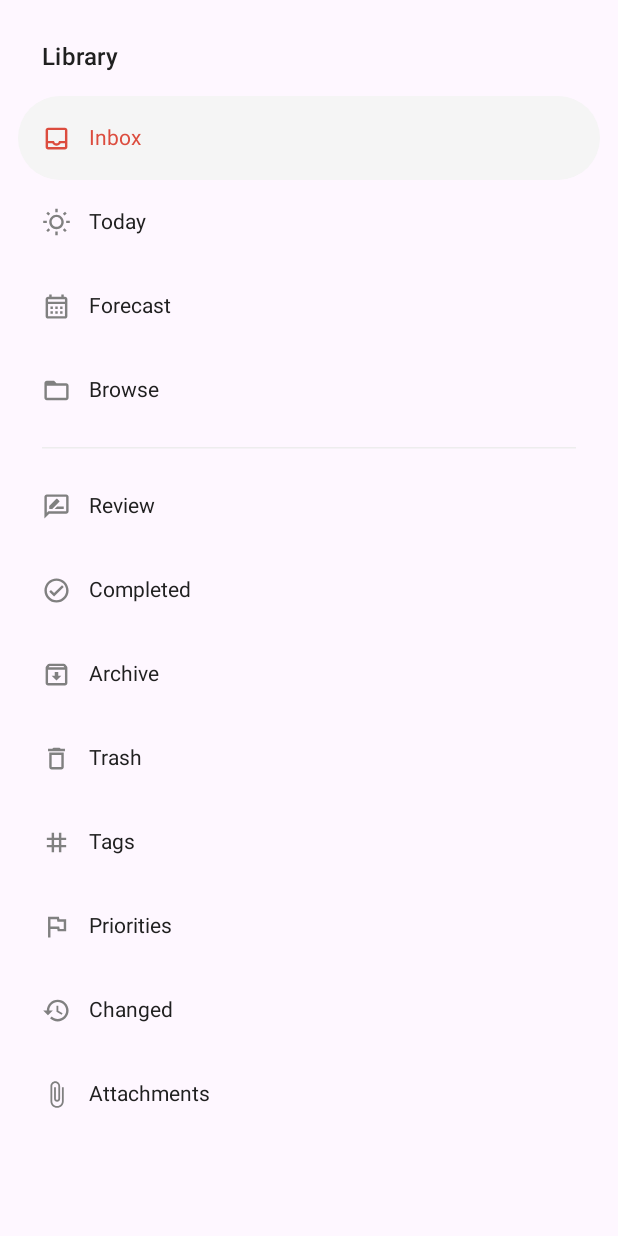
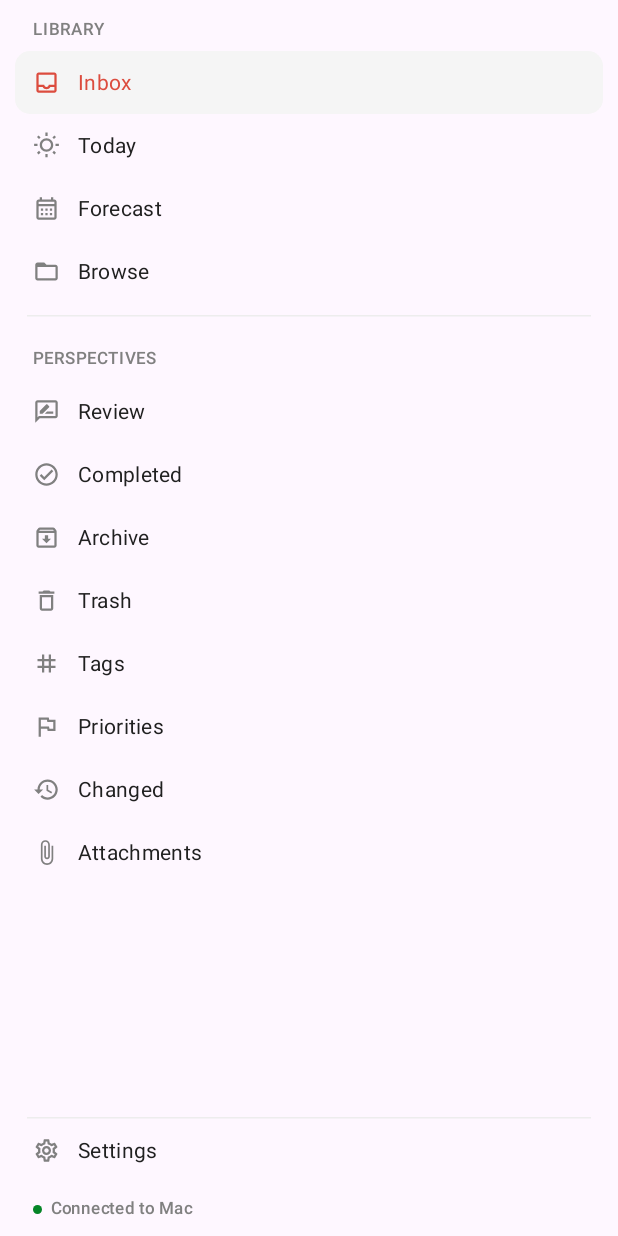
Before and after one commit to Vulkan1125/flowlist, an Android app built with Jetpack Compose: the composable LibraryDrawer shown on its own in the app's theme, on a phone screen of 412 x 824 dp. Run offline under Robolectric (Android 15) with nearby library versions, the phone set to English and light mode, and no system bars.

Commit message:
Match TickTick's header and square the phone drawer
Hamburger and a full search field share the first header row, the
perspective title sits underneath. The drawer is square-edged, starts at
Library without an app-name header, and pins Settings and connection
status to the bottom. Version 0.8.1.

```diff
--- a/android/app/build.gradle.kts
+++ b/android/app/build.gradle.kts
@@ -13,8 +13,8 @@ android {
         applicationId = "dev.flowlist.android"
         minSdk = 26
         targetSdk = 35
-        versionCode = 9
-        versionName = "0.8.0"
+        versionCode = 10
+        versionName = "0.8.1"
     }
 
     val releaseStore = System.getenv("FLOWLIST_ANDROID_STORE")
--- a/android/app/src/main/java/dev/flowlist/android/ui/MainScreen.kt
+++ b/android/app/src/main/java/dev/flowlist/android/ui/MainScreen.kt
@@ -8,12 +8,15 @@ import androidx.compose.foundation.layout.Column
 import androidx.compose.foundation.layout.PaddingValues
 import androidx.compose.foundation.layout.Row
 import androidx.compose.foundation.layout.Spacer
+import androidx.compose.foundation.layout.fillMaxHeight
 import androidx.compose.foundation.layout.fillMaxSize
 import androidx.compose.foundation.layout.fillMaxWidth
 import androidx.compose.foundation.layout.height
 import androidx.compose.foundation.layout.heightIn
+import androidx.compose.foundation.layout.heightIn
 import androidx.compose.foundation.layout.padding
 import androidx.compose.foundation.layout.size
+import androidx.compose.foundation.layout.navigationBarsPadding
 import androidx.compose.foundation.layout.statusBarsPadding
 import androidx.compose.foundation.layout.width
 import androidx.compose.foundation.lazy.LazyColumn
@@ -26,6 +29,7 @@ import androidx.compose.material.icons.outlined.FolderOpen
 import androidx.compose.material.icons.outlined.Inbox
 import androidx.compose.material.icons.outlined.Search
 import androidx.compose.material.icons.outlined.Settings
+import androidx.compose.material.icons.rounded.Close
 import androidx.compose.material.icons.rounded.Menu
 import androidx.compose.material.icons.outlined.WbSunny
 import androidx.compose.material.icons.rounded.Add
@@ -193,9 +197,14 @@ fun MainScreen(
     ModalNavigationDrawer(
         drawerState = drawer,
         drawerContent = {
-            ModalDrawerSheet(drawerContainerColor = colors.background) {
+            ModalDrawerSheet(
+                modifier = Modifier.width(310.dp).fillMaxHeight(),
+                drawerShape = androidx.compose.ui.graphics.RectangleShape,
+                drawerContainerColor = colors.background,
+            ) {
                 LibraryDrawer(
                     tab = tab,
+                    state = state,
                     onTab = { item ->
                         tab = item
                         scope.launch { drawer.close() }
@@ -491,52 +500,115 @@ fun MainScreen(
 @Composable
 private fun LibraryDrawer(
     tab: Tab,
+    state: AppState,
     onTab: (Tab) -> Unit,
     onMore: (MoreView) -> Unit,
 ) {
     val colors = flow
-    Column(modifier = Modifier.statusBarsPadding().padding(vertical = 12.dp)) {
-        Text(
-            text = "Library",
-            style = MaterialTheme.typography.titleMedium,
-            color = colors.ink,
-            modifier = Modifier.padding(horizontal = 28.dp, vertical = 14.dp),
-        )
-        Tab.entries.filter { it != Tab.Settings }.forEach { item ->
-            NavigationDrawerItem(
-                label = { Text(item.label) },
-                icon = { Icon(item.icon, null, modifier = Modifier.size(19.dp)) },
+    Column(
+        modifier = Modifier
+            .fillMaxHeight()
+            .statusBarsPadding()
+            .navigationBarsPadding()
+            .padding(horizontal = 10.dp),
+    ) {
+        DrawerLabel("Library", colors)
+        listOf(Tab.Inbox, Tab.Today, Tab.Forecast, Tab.Browse).forEach { item ->
+            DrawerRow(
+                label = item.label,
+                icon = item.icon,
                 selected = tab == item,
                 onClick = { onTab(item) },
-                modifier = Modifier.padding(horizontal = 12.dp),
-                colors = androidx.compose.material3.NavigationDrawerItemDefaults.colors(
-                    selectedContainerColor = colors.field,
-                    selectedIconColor = colors.accent,
-                    selectedTextColor = colors.accent,
-                    unselectedIconColor = colors.faint,
-                    unselectedTextColor = colors.ink,
-                ),
             )
         }
-        HorizontalDivider(
-            modifier = Modifier.padding(horizontal = 28.dp, vertical = 10.dp),
-            color = colors.hairline,
-        )
+
+        Spacer(modifier = Modifier.height(8.dp))
+        HorizontalDivider(color = colors.hairline, modifier = Modifier.padding(horizontal = 8.dp))
+        Spacer(modifier = Modifier.height(8.dp))
+        DrawerLabel("Perspectives", colors)
         MoreView.entries.forEach { view ->
-            NavigationDrawerItem(
-                label = { Text(view.label) },
-                icon = { Icon(view.icon, null, modifier = Modifier.size(19.dp)) },
+            DrawerRow(
+                label = view.label,
+                icon = view.icon,
                 selected = false,
                 onClick = { onMore(view) },
-                modifier = Modifier.padding(horizontal = 12.dp),
-                colors = androidx.compose.material3.NavigationDrawerItemDefaults.colors(
-                    unselectedIconColor = colors.faint,
-                    unselectedTextColor = colors.ink,
-                ),
+            )
+        }
+
+        Spacer(modifier = Modifier.weight(1f))
+        HorizontalDivider(color = colors.hairline, modifier = Modifier.padding(horizontal = 8.dp))
+        DrawerRow(
+            label = "Settings",
+            icon = Icons.Outlined.Settings,
+            selected = tab == Tab.Settings,
+            onClick = { onTab(Tab.Settings) },
+        )
+        Row(
+            modifier = Modifier.padding(horizontal = 12.dp, vertical = 10.dp),
+            verticalAlignment = Alignment.CenterVertically,
+        ) {
+            Box(
+                modifier = Modifier
+                    .size(6.dp)
+                    .clip(CircleShape)
+                    .background(if (state.online) colors.success else colors.danger),
+            )
+            Spacer(modifier = Modifier.width(6.dp))
+            Text(
+                text = if (state.online) "Connected to Mac" else "Offline",
+                style = MaterialTheme.typography.labelSmall,
+                color = colors.faint,
+                maxLines = 1,
             )
         }
     }
 }
+
+@Composable
+private fun DrawerLabel(text: String, colors: FlowColors) {
+    Text(
+        text = text.uppercase(),
+        style = MaterialTheme.typography.labelSmall,
+        fontWeight = FontWeight.SemiBold,
+        letterSpacing = 0.7.sp,
+        color = colors.faint,
+        modifier = Modifier.padding(start = 12.dp, top = 12.dp, bottom = 6.dp),
+    )
+}
+
+@Composable
+private fun DrawerRow(
+    label: String,
+    icon: ImageVector,
+    selected: Boolean,
+    onClick: () -> Unit,
+) {
+    val colors = flow
+    Row(
+        modifier = Modifier
+            .fillMaxWidth()
+            .heightIn(min = 42.dp)
+            .clip(RoundedCornerShape(10.dp))
+            .background(if (selected) colors.field else Color.Transparent)
+            .clickable(onClick = onClick)
+            .padding(horizontal = 12.dp, vertical = 8.dp),
+        verticalAlignment = Alignment.CenterVertically,
+    ) {
+        Icon(
+            imageVector = icon,
+            contentDescription = null,
+            tint = if (selected) colors.accent else colors.faint,
+            modifier = Modifier.size(18.dp),
+        )
+        Spacer(modifier = Modifier.width(12.dp))
+        Text(
+            text = label,
+            style = MaterialTheme.typography.bodyMedium,
+            color = if (selected) colors.accent else colors.ink,
+        )
+    }
+}
+
 
 @Composable
 private fun Header(
@@ -548,21 +620,52 @@ private fun Header(
 ) {
     val colors = flow
     val today = LocalDate.now()
-    Column(modifier = modifier.fillMaxWidth().padding(start = 20.dp, end = 8.dp, top = 18.dp, bottom = 12.dp)) {
+    Column(
+        modifier = modifier
+            .fillMaxWidth()
+            .padding(start = 20.dp, end = 20.dp, top = 8.dp, bottom = 14.dp),
+    ) {
         Row(verticalAlignment = Alignment.CenterVertically) {
-            IconButton(onClick = onMenu, modifier = Modifier.padding(end = 4.dp)) {
+            IconButton(onClick = onMenu, modifier = Modifier.size(32.dp)) {
                 Icon(
                     imageVector = Icons.Rounded.Menu,
                     contentDescription = "Library",
                     tint = colors.faint,
-                    modifier = Modifier.size(20.dp),
+                    modifier = Modifier.size(21.dp),
                 )
             }
-            Column(modifier = Modifier.weight(1f)) {
+            Spacer(modifier = Modifier.width(8.dp))
+            Row(
+                modifier = Modifier
+                    .weight(1f)
+                    .height(38.dp)
+                    .clip(RoundedCornerShape(12.dp))
+                    .background(colors.field)
+                    .clickable(onClick = onSearch)
+                    .padding(horizontal = 12.dp),
+                verticalAlignment = Alignment.CenterVertically,
+            ) {
+                Icon(
+                    imageVector = Icons.Outlined.Search,
+                    contentDescription = null,
+                    tint = colors.faint,
+                    modifier = Modifier.size(18.dp),
+                )
+                Spacer(modifier = Modifier.width(8.dp))
+                Text(
+                    text = "Search tasks",
+                    style = MaterialTheme.typography.bodyMedium,
+                    color = colors.faint,
+                )
+            }
+        }
+
+        Spacer(modifier = Modifier.height(16.dp))
         Text(
             text = tab.label,
             style = MaterialTheme.typography.displaySmall,
             color = colors.ink,
+            modifier = Modifier.padding(start = 8.dp),
         )
         Spacer(modifier = Modifier.height(3.dp))
         Text(
@@ -583,16 +686,6 @@ private fun Header(
             style = MaterialTheme.typography.labelMedium,
             color = colors.faint,
         )
-            }
-            IconButton(onClick = onSearch) {
-                Icon(
-                    imageVector = Icons.Outlined.Search,
-                    contentDescription = "Search",
-                    tint = colors.faint,
-                    modifier = Modifier.size(20.dp),
-                )
-            }
-        }
     }
 }
 
```
Also changed, not shown: 5 other files. Lines whose indentation alone changed are shown as unchanged.
